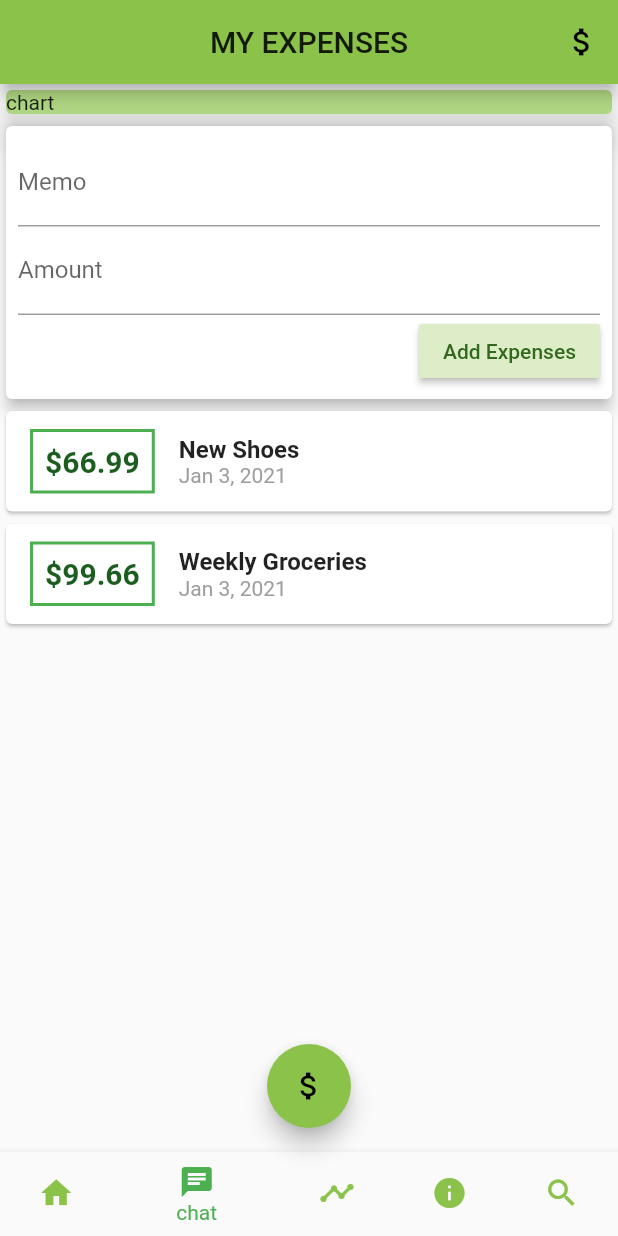
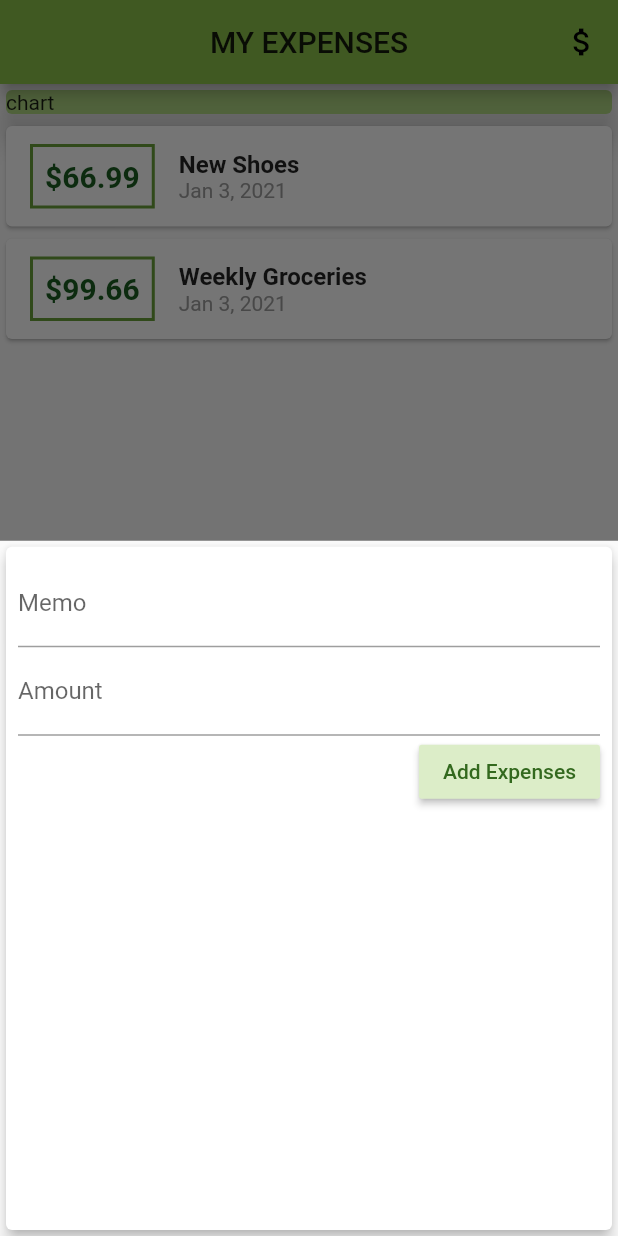
Before and after one commit to RYgithub1/fdtcg_expenses, a Flutter app: the screen it shows after launch, after a tap on the "attach money" icon, on a phone screen of 412 x 824 dp. Run offline on Flutter 3.47's test engine with Material 2 defaults, Android fonts, the light colour scheme and no system bars.

Commit message:
Get modal, Set primarySwatch, Use HitTestBehavior

```diff
--- a/lib/main.dart
+++ b/lib/main.dart
@@ -1,6 +1,9 @@
 // import 'package:fdtcg_expenses/model/transaction.dart';
 // import 'package:fdtcg_expenses/widget/new_transaction.dart';
 // import 'package:fdtcg_expenses/widget/transaction_list.dart';
+import 'package:fdtcg_expenses/model/transaction.dart';
+import 'package:fdtcg_expenses/widget/new_transaction.dart';
+import 'package:fdtcg_expenses/widget/transaction_list.dart';
 import 'package:fdtcg_expenses/widget/user_transaction.dart';
 import 'package:flutter/material.dart';
 // import 'package:intl/intl.dart';
@@ -15,7 +18,10 @@ class MyApp extends StatelessWidget {
     return MaterialApp(
       debugShowCheckedModeBanner: false,
       title: 'expenses',
-      theme: ThemeData(primarySwatch: Colors.lightGreen),
+      theme: ThemeData(    /// [Theme Can define App common theme]
+        primarySwatch: Colors.lightGreen,
+        accentColor: Colors.lightBlue[100],   /// [combi color for FAB]
+      ),
       home: MyHomePage(),
     );
   }
@@ -23,7 +29,16 @@ class MyApp extends StatelessWidget {
 
 
 
-class MyHomePage extends StatelessWidget {
+class MyHomePage extends StatefulWidget {
+  @override
+  _MyHomePageState createState() => _MyHomePageState();
+}
+
+
+
+
+class _MyHomePageState extends State<MyHomePage> {
+// class MyHomePage extends StatelessWidget {
   // final List<Transaction> transactionList = [
   //   Transaction(id: "t1", title: "New Shoes", amount: 66.99, date: DateTime.now()),
   //   Transaction(id: "t2", title: "Weekly Groceries", amount: 99.66, date: DateTime.now()),
@@ -33,6 +48,35 @@ class MyHomePage extends StatelessWidget {
   // String amountInput;
   // final memoInputController = TextEditingController();
   // final amountInputController = TextEditingController();
+
+  final List<Transaction> _userTransactions = [
+    Transaction(id: "t1", title: "New Shoes", amount: 66.99, date: DateTime.now()),
+    Transaction(id: "t2", title: "Weekly Groceries", amount: 99.66, date: DateTime.now()),
+  ];
+  void _addNewTransaction(String txMemo, double txAmount){
+    final newTx =  Transaction(
+      title: txMemo,
+      amount: txAmount,
+      date: DateTime.now(),
+      id: DateTime.now().toString(),
+    );
+    setState( () {
+      _userTransactions.add(newTx);
+    });
+  }
+
+  void _startAddNewTransaction(BuildContext ctx) {
+    showModalBottomSheet(   /// [Mod a l]
+      context: ctx,
+      builder: (_) {
+        return GestureDetector(
+          onTap: () {},
+          child: NewTransaction(_addNewTransaction),
+          behavior: HitTestBehavior.opaque,   /// [onTapでのタップ範囲の指定]
+        );
+      },
+    );
+  }
 
 
   /// [===== build() =====]
@@ -45,7 +89,8 @@ class MyHomePage extends StatelessWidget {
         actions: [
           IconButton(
             icon: Icon(Icons.attach_money),
-            onPressed: (){},
+            // onPressed: _startAddNewTransaction,
+            onPressed: () => _startAddNewTransaction(context),   /// [Need Context to show modal forward]
           ),
         ],
       ),
@@ -146,8 +191,8 @@ class MyHomePage extends StatelessWidget {
             //       .toList()
             // ),
             /// TransactionList(),   /// [transfer to user_transaction.dart]
-
-            UserTransaction(),
+            /// UserTransaction(),   /// [transfer to user_transaction.dart]
+            TransactionList(_userTransactions), /// [From user_transaction.dart]
 
           ],
         ),
@@ -187,7 +232,7 @@ class MyHomePage extends StatelessWidget {
       floatingActionButtonLocation: FloatingActionButtonLocation.centerFloat,
       floatingActionButton: FloatingActionButton(
         child: Icon(Icons.attach_money),
-        onPressed: (){},
+        onPressed: () => _startAddNewTransaction(context),
       ),
     );
   }
--- a/lib/widget/new_transaction.dart
+++ b/lib/widget/new_transaction.dart
@@ -3,12 +3,19 @@ import 'package:flutter/material.dart';
 
 
 
-class NewTransaction extends StatelessWidget {
-
+// class NewTransaction extends StatelessWidget {
+class NewTransaction extends StatefulWidget {
   /// [Define Function type]
   final Function addTx;
   NewTransaction(this.addTx);
 
+  @override
+  _NewTransactionState createState() => _NewTransactionState();
+}
+
+
+
+class _NewTransactionState extends State<NewTransaction> {
   // const Newtransaction({Key key}) : super(key: key);
   final memoInputController = TextEditingController();
   final amountInputController = TextEditingController();
@@ -23,12 +30,16 @@ class NewTransaction extends StatelessWidget {
       return;
     }
 
-    addTx(
+    // addTx(
+    widget.addTx(
       // memoInputController.text,
       // double.parse(amountInputController.text),
       enteredMemo,
       enteredAmount,
     );
+
+    /// [Need Navigator after input expenses info. Back to previous screen]
+    Navigator.of(context).pop();
   }
 
 
--- a/lib/widget/transaction_list.dart
+++ b/lib/widget/transaction_list.dart
@@ -32,7 +32,12 @@ class TransactionList extends StatelessWidget {
                             margin: EdgeInsets.symmetric(vertical: 12, horizontal: 16),
                             padding: EdgeInsets.all(8),
                             decoration: BoxDecoration(
-                                border: Border.all(color: Colors.green, width: 2),
+                                // border: Border.all(color: Colors.green, width: 2),
+                                border: Border.all(
+                                  // color: Colors.green,
+                                  color: Theme.of(context).primaryColorDark,  /// [Use context of primaryColor]
+                                  width: 2,
+                                ),
                             ),
                             child: Text(
                                 // tx.amount.toString(),
@@ -43,6 +48,7 @@ class TransactionList extends StatelessWidget {
                                     fontWeight: FontWeight.bold,
                                     fontSize: 20,
                                     color: Colors.green[900],
+                                    // color: Theme.of(context).primaryColorDark,
                                 ),
                             ),
                           ),
--- a/lib/widget/user_transaction.dart
+++ b/lib/widget/user_transaction.dart
@@ -40,7 +40,7 @@ class _UserTransactionState extends State<UserTransaction> {
     return Column(
       children: <Widget>[
         NewTransaction(_addNewTransaction),
-        TransactionList(_userTransactions),
+        /// TransactionList(_userTransactions),  [To main.dart]
       ],
     );
   }
```
